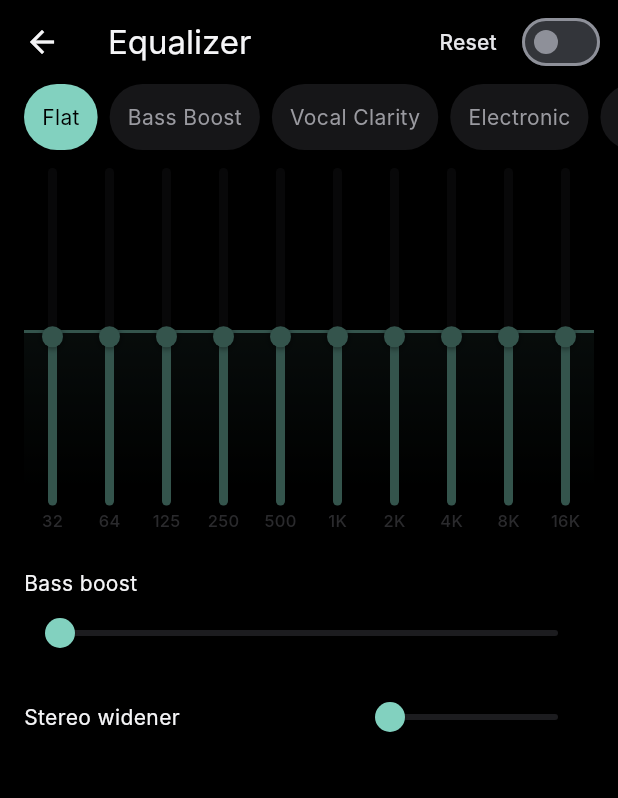
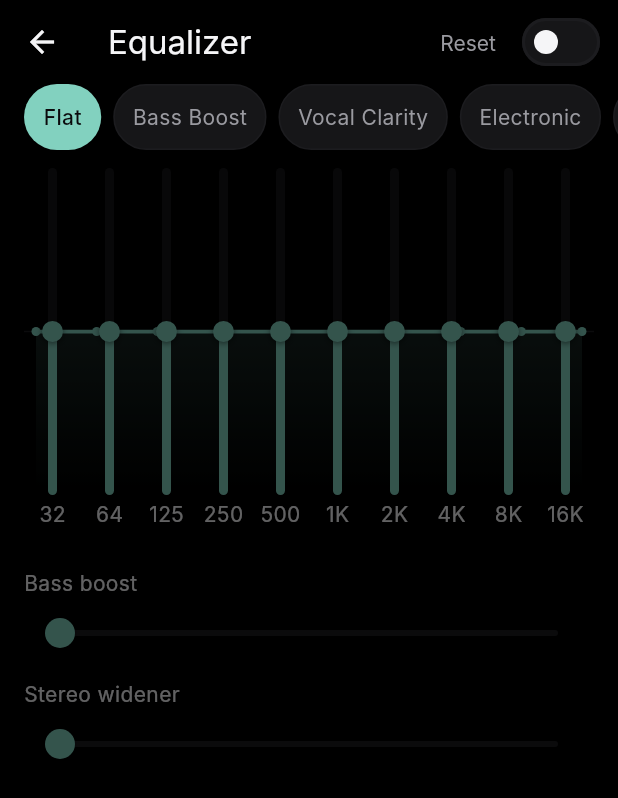
Before and after one commit to Mehrschad/aura_music_player, a Flutter app: the EqualizerPage screen opened directly, on a phone screen of 412 x 824 dp. Shown: the top 798 px of the screen. Run offline on Flutter 3.47's test engine with Material 3 defaults, Android fonts, the phone set to English and light mode, and no system bars; our stand-ins replace audio_service, dio, file_picker, flutter_riverpod, just_audio, on_audio_query and 2 more; accounts and stored records are empty; generated files the repository leaves out were written again; Roboto replaces fonts that are missing (Inter); statements that could not run were skipped.

Commit message:
feat(eq): DS equalizer — accent switch, preset chips, response curve
Match the Aura DS EqualizerScreen: accent master Switch, preset chips
with accent fill + divider border, an AnimatedOpacity dim when disabled,
a smooth bezier response curve with per-band dots and a 0.34 accent fill,
band sliders with tabular labels, and a stacked Stereo Widener row.

Co-Authored-By: Claude Opus 4.8 <noreply@anthropic.com>
Claude-Session: https://claude.ai/code/session_01SHeSaF6n5jBEM8soqbJTJh

```diff
--- a/lib/presentation/pages/equalizer/equalizer_page.dart
+++ b/lib/presentation/pages/equalizer/equalizer_page.dart
@@ -2,6 +2,7 @@ import 'package:flutter/material.dart';
 import 'package:flutter/services.dart';
 import 'package:flutter_riverpod/flutter_riverpod.dart';
 
+import '../../../core/constants/icon_sizes.dart';
 import '../../../core/constants/motion_tokens.dart';
 import '../../../core/utils/motion.dart';
 import '../../../core/constants/radius_tokens.dart';
@@ -63,11 +64,22 @@ class EqualizerPage extends ConsumerWidget {
         actions: [
           TextButton(
             onPressed: () => controller.applyPreset(EqPreset.flat),
+            style: TextButton.styleFrom(
+              foregroundColor: colors.onSurfaceMuted,
+              textStyle: AppTextTheme.body,
+            ),
             child: Text(l10n.eqReset),
           ),
+          // Master enable — accent-coloured iOS-style switch.
           Switch(
             value: settings.enabled,
             onChanged: controller.setEnabled,
+            activeColor: colors.onAccent,
+            activeTrackColor: accent,
+            inactiveThumbColor: colors.onSurface,
+            inactiveTrackColor: colors.surfaceElevated,
+            trackOutlineColor:
+                WidgetStateProperty.all(colors.divider),
           ),
           const SizedBox(width: SpacingTokens.sm),
         ],
@@ -92,16 +104,19 @@ class EqualizerPage extends ConsumerWidget {
                 ref.read(customEqPresetsProvider.notifier).remove(id),
             accent: accent,
           ),
-          Opacity(
+          // Master off → dim the body and disable interaction.
+          AnimatedOpacity(
             opacity: settings.enabled ? 1 : 0.4,
+            duration: context.motion(MotionTokens.micro),
+            curve: MotionTokens.standard,
             child: IgnorePointer(
               ignoring: !settings.enabled,
-              child: _EqGraph(
+              child: Column(
+                children: [
+                  _EqGraph(
                     gains: settings.gains,
                     accent: accent,
                     onBandChanged: controller.setBandGain,
-              ),
-            ),
                   ),
                   const SizedBox(height: SpacingTokens.lg),
                   _BassBoost(
@@ -113,6 +128,10 @@ class EqualizerPage extends ConsumerWidget {
                     value: settings.stereoWidth,
                     accent: accent,
                     onChanged: controller.setStereoWidth,
+                  ),
+                ],
+              ),
+            ),
           ),
         ],
       ),
@@ -282,9 +301,12 @@ class _PresetChips extends StatelessWidget {
               ),
             ),
           ActionChip(
-            avatar: Icon(Icons.add, size: 16, color: colors.onSurface),
+            avatar: Icon(Icons.add, size: IconSizes.xs, color: colors.onSurface),
             label: Text(l10n.eqSavePreset),
+            labelStyle:
+                AppTextTheme.body.copyWith(color: colors.onSurfaceMuted),
             backgroundColor: colors.surfaceElevated,
+            side: BorderSide(color: colors.divider),
             onPressed: onSave,
           ),
         ],
@@ -361,11 +383,15 @@ class _Chip extends StatelessWidget {
         decoration: BoxDecoration(
           color: selected ? accent : colors.surfaceElevated,
           borderRadius: RadiusTokens.brPill,
+          border: Border.all(
+            color: selected ? Colors.transparent : colors.divider,
+          ),
         ),
         child: Text(
           label,
           style: AppTextTheme.body.copyWith(
-            color: selected ? colors.background : colors.onSurfaceMuted,
+            color: selected ? colors.onAccent : colors.onSurfaceMuted,
+            fontWeight: selected ? FontWeight.w500 : FontWeight.w400,
           ),
         ),
       ),
@@ -426,15 +452,12 @@ class _StereoWidener extends StatelessWidget {
     return Padding(
       padding: const EdgeInsets.fromLTRB(
           SpacingTokens.lg, SpacingTokens.sm, SpacingTokens.lg, 0),
-      child: Row(
+      child: Column(
+        crossAxisAlignment: CrossAxisAlignment.start,
         children: [
-          Expanded(
-            child: Text(l10n.eqStereoWidener,
+          Text(l10n.eqStereoWidener,
               style: AppTextTheme.body.copyWith(color: colors.onSurface)),
-          ),
-          SizedBox(
-            width: 160,
-            child: SliderTheme(
+          SliderTheme(
             data: SliderThemeData(
               activeTrackColor: accent,
               inactiveTrackColor: colors.divider,
@@ -443,7 +466,6 @@ class _StereoWidener extends StatelessWidget {
             ),
             child: Slider(value: value, onChanged: onChanged),
           ),
-          ),
         ],
       ),
     );
--- a/lib/presentation/widgets/equalizer/band_slider.dart
+++ b/lib/presentation/widgets/equalizer/band_slider.dart
@@ -75,7 +75,7 @@ class BandSlider extends StatelessWidget {
                         ),
                       ),
                     ),
-                    // Thumb — accent circle at the gain position.
+                    // Thumb — 14px accent circle with a soft shadow.
                     Align(
                       alignment: Alignment(0, 1 - 2 * fraction),
                       child: Container(
@@ -84,11 +84,11 @@ class BandSlider extends StatelessWidget {
                         decoration: BoxDecoration(
                           color: accent,
                           shape: BoxShape.circle,
-                          boxShadow: const [
+                          boxShadow: [
                             BoxShadow(
-                              color: Color(0x80000000),
+                              color: Colors.black.withOpacity(0.5),
                               blurRadius: 3,
-                              offset: Offset(0, 1),
+                              offset: const Offset(0, 1),
                             ),
                           ],
                         ),
@@ -101,8 +101,14 @@ class BandSlider extends StatelessWidget {
           ),
         ),
         const SizedBox(height: SpacingTokens.xs),
-        Text(label,
-            style: AppTextTheme.navLabel.copyWith(color: colors.onSurfaceFaint)),
+        // Frequency label — tabular caption so digits stay aligned.
+        Text(
+          label,
+          style: AppTextTheme.caption.copyWith(
+            color: colors.onSurfaceFaint,
+            fontFeatures: const [FontFeature.tabularFigures()],
+          ),
+        ),
       ],
     );
   }
```
Also changed, not shown: lib/presentation/widgets/equalizer/eq_curve_painter.dart (+35 -20 lines). Lines whose indentation alone changed are shown as unchanged.
